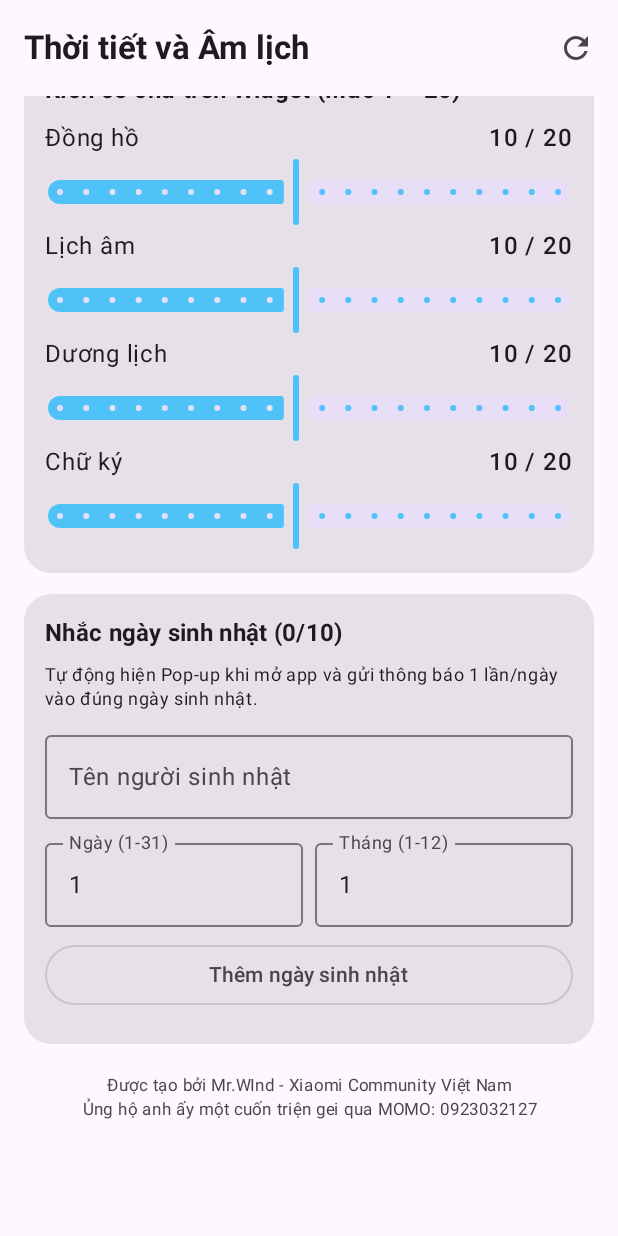
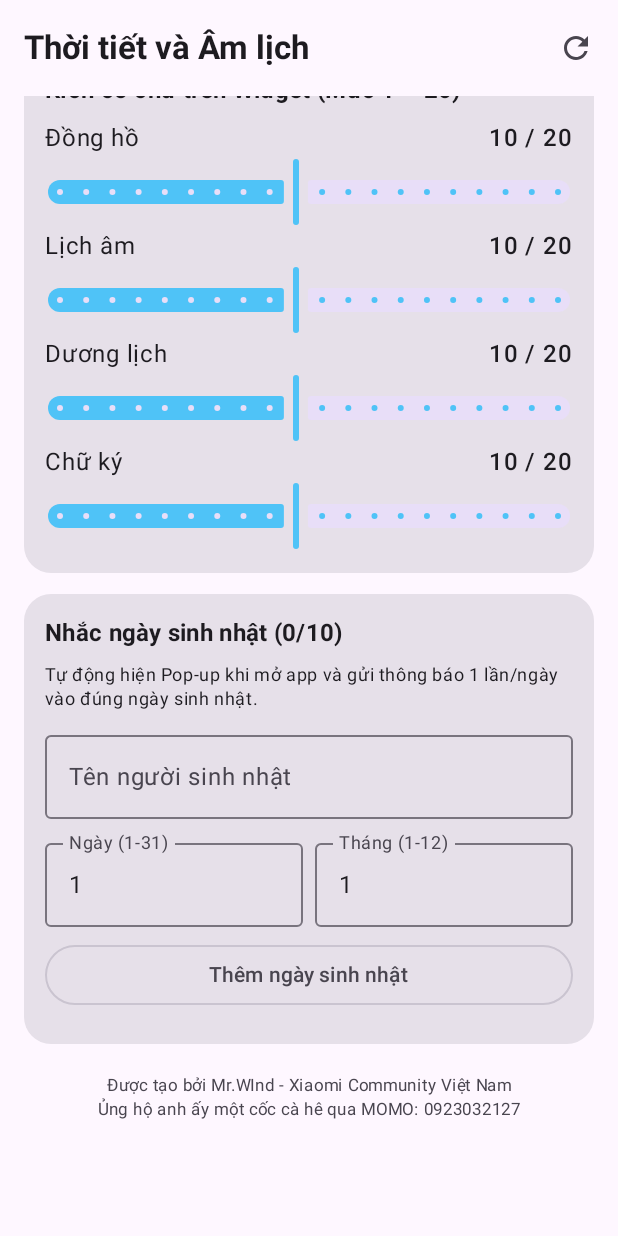
Before and after one commit to duynghiduc2000-vn/thoi-tiet-am-lich, an Android app built with Jetpack Compose: the screen it shows after launch (MainActivity), scrolled down 1064 dp, on a phone screen of 412 x 824 dp. Run offline under Robolectric (Android 15) with nearby library versions, the phone set to English and light mode, and no system bars; 1 statement that could not run was skipped.

Commit message:
Update MainActivity.kt

```diff
--- a/app/src/main/java/com/mrwind/vn/MainActivity.kt
+++ b/app/src/main/java/com/mrwind/vn/MainActivity.kt
@@ -792,7 +792,7 @@ fun ThoiTietAmLichApp() {
                                 .padding(top = 6.dp, bottom = 8.dp)
                         ) {
                             Text(
-                                "Được tạo bởi Mr.WInd - Xiaomi Community Việt Nam\nỦng hộ anh ấy một cuốn triện gei qua MOMO: 0923032127",
+                                "Được tạo bởi Mr.WInd - Xiaomi Community Việt Nam\nỦng hộ anh ấy một cốc cà hê qua MOMO: 0923032127",
                                 fontSize = 11.sp,
                                 lineHeight = 16.sp,
                                 color = MaterialTheme.colorScheme.onSurfaceVariant,
```
